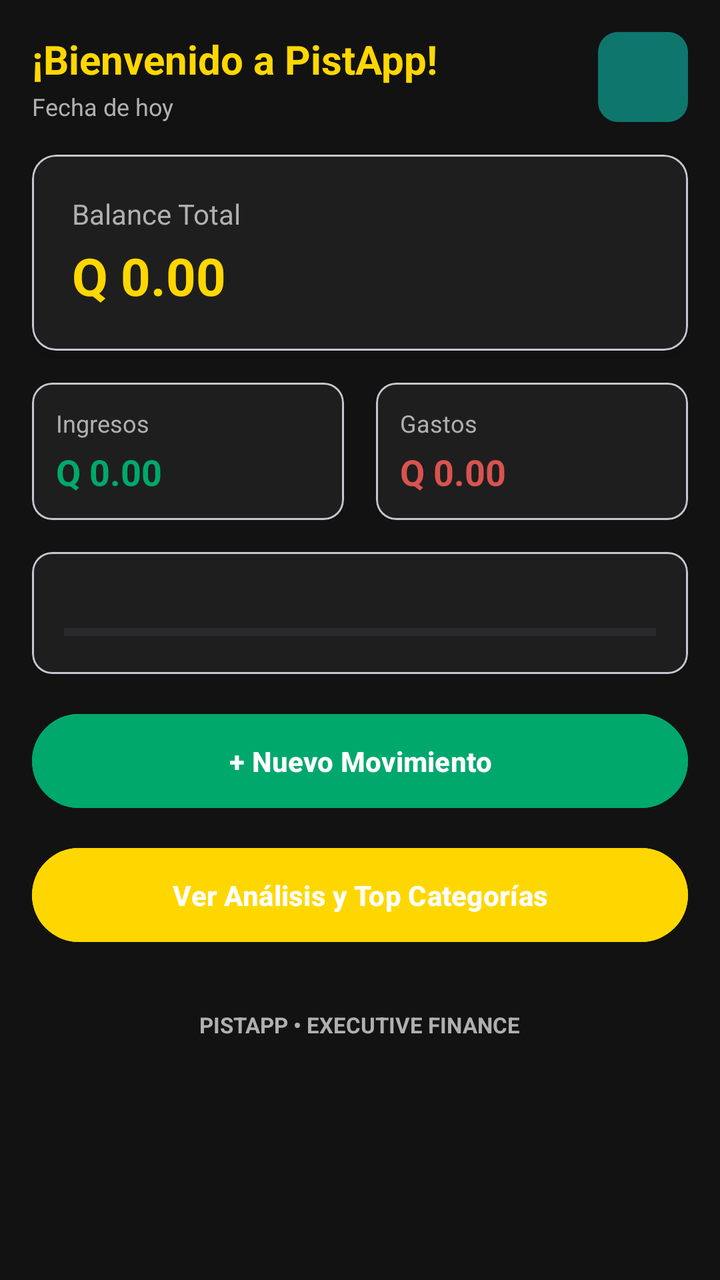
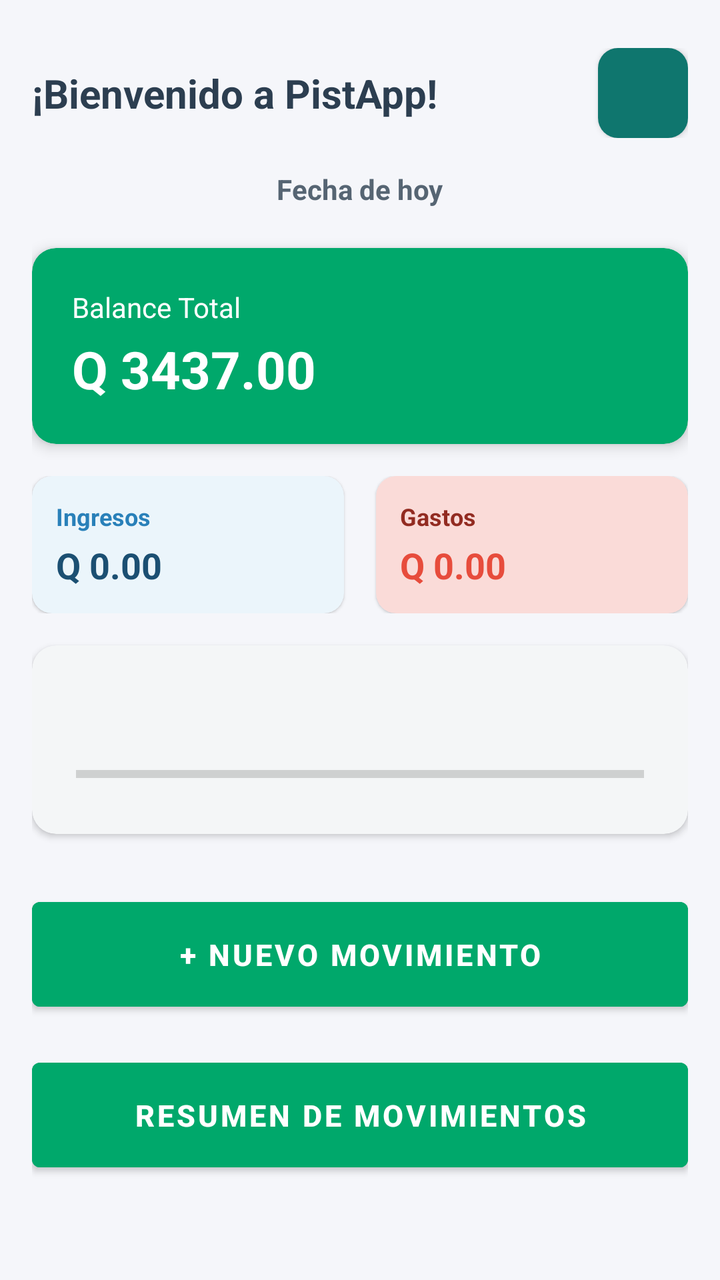

Before-and-after screenshots of an Android layout around one commit, followed by the original layout XML and the change that was made.
<!-- AndroidManifest.xml: application theme Theme.ControlIngresosGastos -->
<!-- res/layout/activity_main.xml -->
<?xml version="1.0" encoding="utf-8"?>
<ScrollView xmlns:android="http://schemas.android.com/apk/res/android"
    xmlns:app="http://schemas.android.com/apk/res-auto"
    android:layout_width="match_parent"
    android:layout_height="match_parent"
    android:background="@color/banco_background"
    android:fillViewport="true">

    <LinearLayout
        android:layout_width="match_parent"
        android:layout_height="wrap_content"
        android:orientation="vertical"
        android:padding="16dp">

        
        <LinearLayout
            android:layout_width="match_parent"
            android:layout_height="wrap_content"
            android:orientation="horizontal"
            android:gravity="center_vertical"
            android:layout_marginBottom="16dp">

            <LinearLayout
                android:layout_width="0dp"
                android:layout_height="wrap_content"
                android:layout_weight="1"
                android:orientation="vertical">
                <TextView
                    android:id="@+id/tvBienvenida"
                    android:layout_width="wrap_content"
                    android:layout_height="wrap_content"
                    android:text="¡Bienvenido a PistApp!"
                    android:textSize="20sp"
                    android:textStyle="bold"
                    android:textColor="@color/banco_text_main"/>

                <TextView
                    android:id="@+id/tvFechaActual"
                    android:layout_width="wrap_content"
                    android:layout_height="wrap_content"
                    android:text="Fecha de hoy"
                    android:textSize="12sp"
                    android:textColor="@color/banco_text_muted"
                    android:layout_marginTop="2dp"/>
            </LinearLayout>

            
            <ImageButton
                android:id="@+id/btnPerfil"
                android:layout_width="45dp"
                android:layout_height="45dp"
                android:background="@drawable/btn_fondo_redondeado"
                android:scaleType="centerCrop"
                android:contentDescription="Perfil de usuario"
                android:elevation="2dp"/>

        </LinearLayout>

        
        <com.google.android.material.card.MaterialCardView
            android:layout_width="match_parent"
            android:layout_height="wrap_content"
            android:layout_marginBottom="16dp"
            app:cardCornerRadius="12dp"
            app:cardElevation="4dp"
            app:cardBackgroundColor="@color/banco_card">

            <LinearLayout
                android:layout_width="match_parent"
                android:layout_height="wrap_content"
                android:orientation="vertical"
                android:padding="20dp">

                <TextView
                    android:layout_width="wrap_content"
                    android:layout_height="wrap_content"
                    android:text="Balance Total"
                    android:textColor="@color/banco_text_muted"
                    android:textSize="14sp"/>
                <TextView
                    android:id="@+id/tvBalanceTotal"
                    android:layout_width="wrap_content"
                    android:layout_height="wrap_content"
                    android:text="Q 0.00"
                    android:textColor="@color/doradoBalance"
                    android:textSize="26sp"
                    android:textStyle="bold"
                    android:layout_marginTop="4dp"/>

            </LinearLayout>
        </com.google.android.material.card.MaterialCardView>

        
        <LinearLayout
            android:layout_width="match_parent"
            android:layout_height="wrap_content"
            android:orientation="horizontal"
            android:weightSum="2"
            android:layout_marginBottom="16dp">

            
            <com.google.android.material.card.MaterialCardView
                android:layout_width="0dp"
                android:layout_height="wrap_content"
                android:layout_weight="1"
                android:layout_marginEnd="8dp"
                app:cardCornerRadius="10dp"
                app:cardBackgroundColor="@color/banco_card">

                <LinearLayout
                    android:layout_width="match_parent"
                    android:layout_height="wrap_content"
                    android:orientation="vertical"
                    android:padding="12dp">

                    <TextView
                        android:layout_width="wrap_content"
                        android:layout_height="wrap_content"
                        android:text="Ingresos"
                        android:textColor="@color/banco_text_muted"
                        android:textSize="12sp"/>

                    <TextView
                        android:id="@+id/tvTotalIngresos"
                        android:layout_width="wrap_content"
                        android:layout_height="wrap_content"
                        android:text="Q 0.00"
                        android:textColor="@color/verdeIngreso"
                        android:textSize="18sp"
                        android:textStyle="bold"
                        android:layout_marginTop="4dp"/>
                </LinearLayout>
            </com.google.android.material.card.MaterialCardView>

            
            <com.google.android.material.card.MaterialCardView
                android:layout_width="0dp"
                android:layout_height="wrap_content"
                android:layout_weight="1"
                android:layout_marginStart="8dp"
                app:cardCornerRadius="10dp"
                app:cardBackgroundColor="@color/banco_card">

                <LinearLayout
                    android:layout_width="match_parent"
                    android:layout_height="wrap_content"
                    android:orientation="vertical"
                    android:padding="12dp">

                    <TextView
                        android:layout_width="wrap_content"
                        android:layout_height="wrap_content"
                        android:text="Gastos"
                        android:textColor="@color/banco_text_muted"
                        android:textSize="12sp"/>

                    <TextView
                        android:id="@+id/tvTotalGastos"
                        android:layout_width="wrap_content"
                        android:layout_height="wrap_content"
                        android:text="Q 0.00"
                        android:textColor="@color/rojoGasto"
                        android:textSize="18sp"
                        android:textStyle="bold"
                        android:layout_marginTop="4dp"/>

                </LinearLayout>
            </com.google.android.material.card.MaterialCardView>
        </LinearLayout>

        
        <com.google.android.material.card.MaterialCardView
            android:layout_width="match_parent"
            android:layout_height="wrap_content"
            android:layout_marginBottom="16dp"
            app:cardCornerRadius="10dp"
            app:cardBackgroundColor="@color/banco_card">

            <LinearLayout
                android:layout_width="match_parent"
                android:layout_height="wrap_content"
                android:orientation="vertical"
                android:padding="16dp">

                <TextView
                    android:id="@+id/tvPorcentajeTexto"
                    android:layout_width="match_parent"
                    android:layout_height="wrap_content"
                    android:textColor="@color/banco_text_main"
                    android:textSize="14sp"/>

                <ProgressBar
                    android:id="@+id/progressBarPorcentaje"
                    style="?android:attr/progressBarStyleHorizontal"
                    android:layout_width="match_parent"
                    android:layout_height="10dp"
                    android:max="100"
                    android:progress="0"
                    android:progressTint="@color/verdeIngreso"/>
            </LinearLayout>
        </com.google.android.material.card.MaterialCardView>

        
        <Button
            android:id="@+id/btnNuevoMovimiento"
            android:layout_width="match_parent"
            android:layout_height="wrap_content"
            android:text="+ Nuevo Movimiento"
            android:backgroundTint="@color/verdeIngreso"
            android:textColor="#FFFFFF"
            android:textStyle="bold"
            android:padding="14dp"
            android:layout_marginBottom="12dp"/>

        
        <Button
            android:id="@+id/btnAnalisis"
            android:layout_width="match_parent"
            android:layout_height="wrap_content"
            android:text="Ver Análisis y Top Categorías"
            android:backgroundTint="@color/banco_text_main"
            android:textColor="#FFFFFF"
            android:textStyle="bold"
            android:padding="14dp"
            android:layout_marginBottom="24dp"/>

        
        <LinearLayout
            android:layout_width="match_parent"
            android:layout_height="wrap_content"
            android:orientation="horizontal"
            android:gravity="center"
            android:layout_marginBottom="8dp">

            <TextView
                android:layout_width="wrap_content"
                android:layout_height="wrap_content"
                android:text=" PISTAPP • EXECUTIVE FINANCE "
                android:textStyle="bold"
                android:textSize="11sp"
                android:textColor="@color/banco_text_muted"
                android:padding="6dp"/>
        </LinearLayout>

    </LinearLayout>
</ScrollView>
<!-- resources referenced by this layout -->
<resources>
  <color name="banco_background">#121212</color>
  <color name="banco_card">#1E1E1E</color>
  <color name="banco_text_main">#FFD700</color>
  <color name="banco_text_muted">#B0B0B0</color>
  <color name="doradoBalance">#FFD700</color>
  <color name="rojoGasto">#D9534F</color>
  <color name="verdeIngreso">#00A86B</color>
  <!-- drawable btn_fondo_redondeado (drawable) -->
  <?xml version="1.0" encoding="utf-8"?>
  <shape xmlns:android="http://schemas.android.com/apk/res/android"
      android:shape="rectangle">
      <solid android:color="#0F766E"/> 
      <corners android:radius="10dp"/>
  </shape>
  <style name="Theme.ControlIngresosGastos" parent="Base.Theme.ControlIngresosGastos" />
  <style name="Base.Theme.ControlIngresosGastos" parent="Theme.Material3.DayNight.NoActionBar">
          
          
      </style>
</resources>

<!-- the commit's change to res/layout/activity_main.xml (unified diff, before → after) -->
@@ -13,47 +13,53 @@
         android:padding="16dp">
 
         
-        <LinearLayout
-            android:layout_width="match_parent"
-            android:layout_height="wrap_content"
-            android:orientation="horizontal"
-            android:gravity="center_vertical"
+        <RelativeLayout
+            android:layout_width="match_parent"
+            android:layout_height="wrap_content"
+            android:layout_marginTop="8dp"
             android:layout_marginBottom="16dp">
 
-            <LinearLayout
-                android:layout_width="0dp"
-                android:layout_height="wrap_content"
-                android:layout_weight="1"
-                android:orientation="vertical">
-                <TextView
-                    android:id="@+id/tvBienvenida"
-                    android:layout_width="wrap_content"
-                    android:layout_height="wrap_content"
-                    android:text="¡Bienvenido a PistApp!"
-                    android:textSize="20sp"
-                    android:textStyle="bold"
-                    android:textColor="@color/banco_text_main"/>
-
-                <TextView
-                    android:id="@+id/tvFechaActual"
-                    android:layout_width="wrap_content"
-                    android:layout_height="wrap_content"
-                    android:text="Fecha de hoy"
-                    android:textSize="12sp"
-                    android:textColor="@color/banco_text_muted"
-                    android:layout_marginTop="2dp"/>
-            </LinearLayout>
+            
+            <TextView
+                android:id="@+id/tvBienvenida"
+                android:layout_width="wrap_content"
+                android:layout_height="wrap_content"
+                android:text="¡Bienvenido a PistApp!"
+                android:textSize="20sp"
+                android:textStyle="bold"
+                android:textColor="#2C3E50"
+                android:layout_centerVertical="true"
+                android:layout_alignParentStart="true"/>
 
             
             <ImageButton
                 android:id="@+id/btnPerfil"
                 android:layout_width="45dp"
                 android:layout_height="45dp"
+                android:layout_alignParentEnd="true"
+                android:layout_centerVertical="true"
                 android:background="@drawable/btn_fondo_redondeado"
                 android:scaleType="centerCrop"
                 android:contentDescription="Perfil de usuario"
                 android:elevation="2dp"/>
 
+        </RelativeLayout>
+
+        
+        <LinearLayout
+            android:layout_width="match_parent"
+            android:layout_height="wrap_content"
+            android:gravity="center"
+            android:layout_marginBottom="20dp">
+
+            <TextView
+                android:id="@+id/tvFechaActual"
+                android:layout_width="wrap_content"
+                android:layout_height="wrap_content"
+                android:text="Fecha de hoy"
+                android:textSize="14sp"
+                android:textStyle="bold"
+                android:textColor="#566573"/>
         </LinearLayout>
 
         
@@ -63,7 +69,7 @@
             android:layout_marginBottom="16dp"
             app:cardCornerRadius="12dp"
             app:cardElevation="4dp"
-            app:cardBackgroundColor="@color/banco_card">
+            app:cardBackgroundColor="@color/verdeIngreso">
 
             <LinearLayout
                 android:layout_width="match_parent"
@@ -75,14 +81,15 @@
                     android:layout_width="wrap_content"
                     android:layout_height="wrap_content"
                     android:text="Balance Total"
-                    android:textColor="@color/banco_text_muted"
+                    android:textColor="#FFFFFF"
                     android:textSize="14sp"/>
+
                 <TextView
                     android:id="@+id/tvBalanceTotal"
                     android:layout_width="wrap_content"
                     android:layout_height="wrap_content"
-                    android:text="Q 0.00"
-                    android:textColor="@color/doradoBalance"
+                    android:text="Q 3437.00"
+                    android:textColor="#FFFFFF"
                     android:textSize="26sp"
                     android:textStyle="bold"
                     android:layout_marginTop="4dp"/>
@@ -105,7 +112,7 @@
                 android:layout_weight="1"
                 android:layout_marginEnd="8dp"
                 app:cardCornerRadius="10dp"
-                app:cardBackgroundColor="@color/banco_card">
+                app:cardBackgroundColor="#EBF5FB">
 
                 <LinearLayout
                     android:layout_width="match_parent"
@@ -117,15 +124,16 @@
                         android:layout_width="wrap_content"
                         android:layout_height="wrap_content"
                         android:text="Ingresos"
-                        android:textColor="@color/banco_text_muted"
-                        android:textSize="12sp"/>
+                        android:textColor="#2980B9"
+                        android:textSize="12sp"
+                        android:textStyle="bold"/>
 
                     <TextView
                         android:id="@+id/tvTotalIngresos"
-                        android:layout_width="wrap_content"
+                        android:layout_width="match_parent"
                         android:layout_height="wrap_content"
                         android:text="Q 0.00"
-                        android:textColor="@color/verdeIngreso"
+                        android:textColor="#1B4F72"
                         android:textSize="18sp"
                         android:textStyle="bold"
                         android:layout_marginTop="4dp"/>
@@ -139,7 +147,7 @@
                 android:layout_weight="1"
                 android:layout_marginStart="8dp"
                 app:cardCornerRadius="10dp"
-                app:cardBackgroundColor="@color/banco_card">
+                app:cardBackgroundColor="#FADBD8">
 
                 <LinearLayout
                     android:layout_width="match_parent"
@@ -151,15 +159,16 @@
                         android:layout_width="wrap_content"
                         android:layout_height="wrap_content"
                         android:text="Gastos"
-                        android:textColor="@color/banco_text_muted"
-                        android:textSize="12sp"/>
+                        android:textColor="#922B21"
+                        android:textSize="12sp"
+                        android:textStyle="bold"/>
 
                     <TextView
                         android:id="@+id/tvTotalGastos"
-                        android:layout_width="wrap_content"
+                        android:layout_width="match_parent"
                         android:layout_height="wrap_content"
                         android:text="Q 0.00"
-                        android:textColor="@color/rojoGasto"
+                        android:textColor="#E74C3C"
                         android:textSize="18sp"
                         android:textStyle="bold"
                         android:layout_marginTop="4dp"/>
@@ -172,31 +181,34 @@
         <com.google.android.material.card.MaterialCardView
             android:layout_width="match_parent"
             android:layout_height="wrap_content"
-            android:layout_marginBottom="16dp"
-            app:cardCornerRadius="10dp"
-            app:cardBackgroundColor="@color/banco_card">
+            android:layout_marginBottom="28dp"
+            app:cardCornerRadius="12dp"
+            app:cardBackgroundColor="#F4F6F7"
+            app:cardElevation="2dp">
 
             <LinearLayout
                 android:layout_width="match_parent"
                 android:layout_height="wrap_content"
                 android:orientation="vertical"
-                android:padding="16dp">
+                android:padding="22dp">
 
                 <TextView
                     android:id="@+id/tvPorcentajeTexto"
                     android:layout_width="match_parent"
                     android:layout_height="wrap_content"
-                    android:textColor="@color/banco_text_main"
-                    android:textSize="14sp"/>
+                    android:textColor="#2C3E50"
+                    android:textSize="15sp"
+                    android:textStyle="bold"/>
 
                 <ProgressBar
                     android:id="@+id/progressBarPorcentaje"
                     style="?android:attr/progressBarStyleHorizontal"
                     android:layout_width="match_parent"
-                    android:layout_height="10dp"
+                    android:layout_height="16dp"
                     android:max="100"
                     android:progress="0"
-                    android:progressTint="@color/verdeIngreso"/>
+                    android:progressTint="@color/verdeIngreso"
+                    android:layout_marginTop="14dp"/>
             </LinearLayout>
         </com.google.android.material.card.MaterialCardView>
 
@@ -209,38 +221,22 @@
             android:backgroundTint="@color/verdeIngreso"
             android:textColor="#FFFFFF"
             android:textStyle="bold"
-            android:padding="14dp"
-            android:layout_marginBottom="12dp"/>
+            android:textSize="15sp"
+            android:padding="16dp"
+            android:layout_marginBottom="16dp"/>
 
         
         <Button
             android:id="@+id/btnAnalisis"
             android:layout_width="match_parent"
             android:layout_height="wrap_content"
-            android:text="Ver Análisis y Top Categorías"
+            android:text="Resumen de Movimientos"
             android:backgroundTint="@color/banco_text_main"
             android:textColor="#FFFFFF"
             android:textStyle="bold"
-            android:padding="14dp"
-            android:layout_marginBottom="24dp"/>
-
-        
-        <LinearLayout
-            android:layout_width="match_parent"
-            android:layout_height="wrap_content"
-            android:orientation="horizontal"
-            android:gravity="center"
-            android:layout_marginBottom="8dp">
-
-            <TextView
-                android:layout_width="wrap_content"
-                android:layout_height="wrap_content"
-                android:text=" PISTAPP • EXECUTIVE FINANCE "
-                android:textStyle="bold"
-                android:textSize="11sp"
-                android:textColor="@color/banco_text_muted"
-                android:padding="6dp"/>
-        </LinearLayout>
+            android:textSize="15sp"
+            android:padding="16dp"
+            android:layout_marginBottom="16dp"/>
 
     </LinearLayout>
 </ScrollView>
<!-- resource entries referenced after the edit -->
@@ -1,11 +1,9 @@
 <!-- resources referenced by this layout -->
 <resources>
-  <color name="banco_background">#121212</color>
-  <color name="banco_card">#1E1E1E</color>
-  <color name="banco_text_main">#FFD700</color>
-  <color name="banco_text_muted">#B0B0B0</color>
-  <color name="doradoBalance">#FFD700</color>
-  <color name="rojoGasto">#D9534F</color>
+  <color name="banco_background">#F5F6FA</color>
+  <color name="banco_card">#FFFFFF</color>
+  <color name="banco_text_main">#00A86B</color>
+  <color name="doradoBalance">#2980B9</color>
   <color name="verdeIngreso">#00A86B</color>
   <!-- drawable btn_fondo_redondeado (drawable) -->
   <?xml version="1.0" encoding="utf-8"?>
@@ -14,10 +12,15 @@
       <solid android:color="#0F766E"/> 
       <corners android:radius="10dp"/>
   </shape>
-  <style name="Theme.ControlIngresosGastos" parent="Base.Theme.ControlIngresosGastos" />
-  <style name="Base.Theme.ControlIngresosGastos" parent="Theme.Material3.DayNight.NoActionBar">
+  <style name="Theme.ControlIngresosGastos" parent="Theme.MaterialComponents.Light.NoActionBar">
           
+          <item name="colorPrimary">@color/verdeIngreso</item>
+          <item name="colorPrimaryVariant">@color/verdeIngreso</item>
+          <item name="colorOnPrimary">@color/banco_card</item>
+  
           
+          <item name="colorSecondary">@color/doradoBalance</item>
+          <item name="colorOnSecondary">@color/banco_card</item>
       </style>
 </resources>
 
